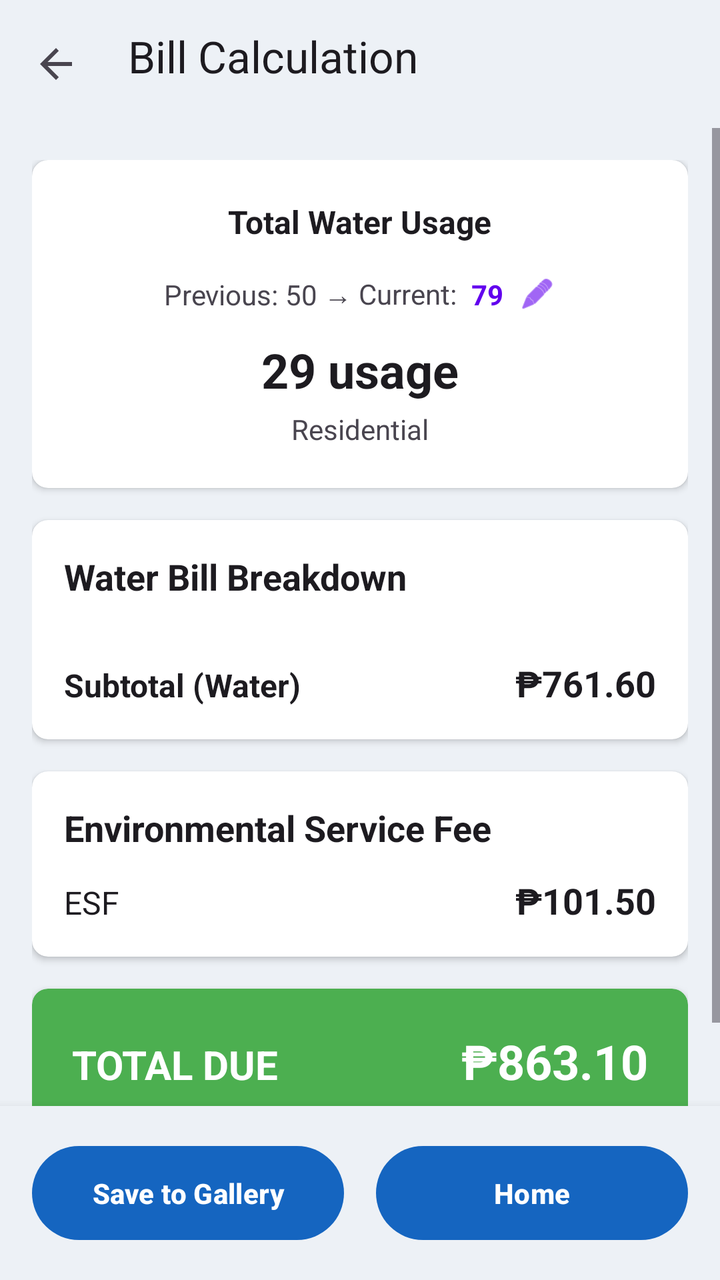
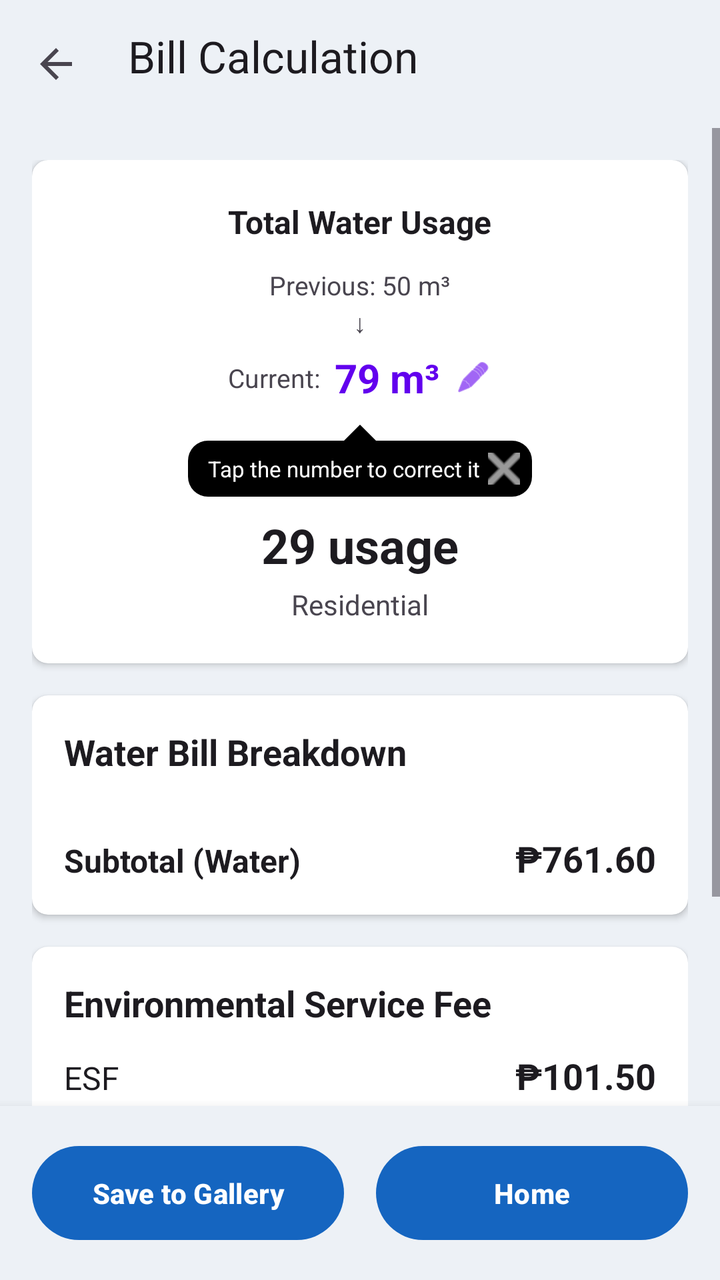

Two renders of the same Android screen: before a commit and after it. Below are the layout's source before the change and the commit's diff.
<!-- AndroidManifest.xml: activity theme Theme.MeterSnap -->
<!-- res/layout/activity_bill_result.xml -->
<?xml version="1.0" encoding="utf-8"?>
<LinearLayout xmlns:android="http://schemas.android.com/apk/res/android"
    xmlns:app="http://schemas.android.com/apk/res-auto"
    android:id="@+id/root_layout"
    android:layout_width="match_parent"
    android:layout_height="match_parent"
    android:orientation="vertical"
    android:background="?android:attr/colorBackground">

    
    <androidx.appcompat.widget.Toolbar
        android:id="@+id/toolbar"
        android:layout_width="match_parent"
        android:layout_height="wrap_content"
        android:minHeight="?attr/actionBarSize"
        android:background="?android:attr/colorBackground"
        android:elevation="4dp"
        android:paddingBottom="8dp"
        app:contentInsetStartWithNavigation="0dp"
        app:navigationIcon="?attr/homeAsUpIndicator"
        app:title="Bill Calculation"
        app:titleTextColor="?android:attr/textColorPrimary"
        app:titleMarginStart="8dp" />
    
    
    <ScrollView
        android:layout_width="match_parent"
        android:layout_height="0dp"
        android:layout_weight="1"
        android:fillViewport="true">

        <LinearLayout
            android:layout_width="match_parent"
            android:layout_height="wrap_content"
            android:orientation="vertical"
            android:padding="16dp">

            
            <androidx.cardview.widget.CardView
                android:layout_width="match_parent"
                android:layout_height="wrap_content"
                android:layout_marginBottom="16dp"
                app:cardCornerRadius="8dp"
                app:cardElevation="2dp"
                app:cardBackgroundColor="@color/app_card_background">

                <LinearLayout
                    android:layout_width="match_parent"
                    android:layout_height="wrap_content"
                    android:orientation="vertical"
                    android:padding="20dp"
                    android:gravity="center">

                    <TextView
                        android:layout_width="wrap_content"
                        android:layout_height="wrap_content"
                        android:text="Total Water Usage"
                        android:textColor="?android:attr/textColorPrimary"
                        android:textSize="16sp"
                        android:textStyle="bold"
                        android:layout_marginBottom="12dp" />

                    
                    <LinearLayout
                        android:layout_width="wrap_content"
                        android:layout_height="wrap_content"
                        android:orientation="horizontal"
                        android:gravity="center_vertical"
                        android:layout_marginBottom="8dp">

                        <TextView
                            android:id="@+id/text_previous_label"
                            android:layout_width="wrap_content"
                            android:layout_height="wrap_content"
                            android:text="Previous: "
                            android:textColor="?android:attr/textColorSecondary"
                            android:textSize="14sp" />

                        <TextView
                            android:id="@+id/text_previous_reading"
                            android:layout_width="wrap_content"
                            android:layout_height="wrap_content"
                            android:text="50"
                            android:textColor="?android:attr/textColorSecondary"
                            android:textSize="14sp" />

                        <TextView
                            android:layout_width="wrap_content"
                            android:layout_height="wrap_content"
                            android:text=" → Current: "
                            android:textColor="?android:attr/textColorSecondary"
                            android:textSize="14sp" />

                        <TextView
                            android:id="@+id/text_current_reading"
                            android:layout_width="wrap_content"
                            android:layout_height="wrap_content"
                            android:text="79"
                            android:textColor="@color/design_default_color_primary"
                            android:textSize="14sp"
                            android:textStyle="bold"
                            android:padding="4dp"
                            android:background="?attr/selectableItemBackground"
                            android:clickable="true"
                            android:focusable="true" />

                        <ImageView
                            android:id="@+id/icon_edit_current"
                            android:layout_width="18dp"
                            android:layout_height="18dp"
                            android:layout_marginStart="4dp"
                            android:src="@android:drawable/ic_menu_edit"
                            android:contentDescription="Edit current reading"
                            android:tint="@color/design_default_color_primary" />
                    </LinearLayout>

                    
                    <TextView
                        android:id="@+id/text_rate_type"
                        android:layout_width="wrap_content"
                        android:layout_height="wrap_content"
                        android:visibility="gone" />

                    <TextView
                        android:id="@+id/text_usage"
                        android:layout_width="wrap_content"
                        android:layout_height="wrap_content"
                        android:text="29 usage"
                        android:textColor="?android:attr/textColorPrimary"
                        android:textSize="24sp"
                        android:textStyle="bold"
                        android:layout_marginBottom="4dp" />

                    <TextView
                        android:id="@+id/text_rate_type_name"
                        android:layout_width="wrap_content"
                        android:layout_height="wrap_content"
                        android:text="Residential"
                        android:textColor="?android:attr/textColorSecondary"
                        android:textSize="14sp" />
                </LinearLayout>
            </androidx.cardview.widget.CardView>

            
            <androidx.cardview.widget.CardView
                android:layout_width="match_parent"
                android:layout_height="wrap_content"
                android:layout_marginBottom="16dp"
                app:cardCornerRadius="8dp"
                app:cardElevation="2dp">

                <LinearLayout
                    android:layout_width="match_parent"
                    android:layout_height="wrap_content"
                    android:orientation="vertical"
                    android:padding="16dp">

                    <TextView
                        android:layout_width="match_parent"
                        android:layout_height="wrap_content"
                        android:text="Water Bill Breakdown"
                        android:textColor="?android:attr/textColorPrimary"
                        android:textSize="18sp"
                        android:textStyle="bold"
                        android:layout_marginBottom="12dp" />

                    <LinearLayout
                        android:id="@+id/container_tier_breakdown"
                        android:layout_width="match_parent"
                        android:layout_height="wrap_content"
                        android:orientation="vertical" />

                    <View
                        android:layout_width="match_parent"
                        android:layout_height="1dp"
                        android:background="?android:attr/textColorSecondary"
                        android:layout_marginTop="8dp"
                        android:layout_marginBottom="8dp" />

                    <LinearLayout
                        android:layout_width="match_parent"
                        android:layout_height="wrap_content"
                        android:orientation="horizontal">

                        <TextView
                            android:layout_width="0dp"
                            android:layout_height="wrap_content"
                            android:layout_weight="1"
                            android:text="Subtotal (Water)"
                            android:textColor="?android:attr/textColorPrimary"
                            android:textSize="16sp"
                            android:textStyle="bold" />

                        <TextView
                            android:id="@+id/text_water_bill"
                            android:layout_width="wrap_content"
                            android:layout_height="wrap_content"
                            android:text="₱761.60"
                            android:textColor="?android:attr/textColorPrimary"
                            android:textSize="18sp"
                            android:textStyle="bold" />
                    </LinearLayout>
                </LinearLayout>
            </androidx.cardview.widget.CardView>

            
            <androidx.cardview.widget.CardView
                android:layout_width="match_parent"
                android:layout_height="wrap_content"
                android:layout_marginBottom="16dp"
                app:cardCornerRadius="8dp"
                app:cardElevation="2dp">

                <LinearLayout
                    android:layout_width="match_parent"
                    android:layout_height="wrap_content"
                    android:orientation="vertical"
                    android:padding="16dp">

                    <TextView
                        android:layout_width="match_parent"
                        android:layout_height="wrap_content"
                        android:text="Environmental Service Fee"
                        android:textColor="?android:attr/textColorPrimary"
                        android:textSize="18sp"
                        android:textStyle="bold"
                        android:layout_marginBottom="12dp" />

                    <LinearLayout
                        android:layout_width="match_parent"
                        android:layout_height="wrap_content"
                        android:orientation="horizontal">

                        <TextView
                            android:layout_width="0dp"
                            android:layout_height="wrap_content"
                            android:layout_weight="1"
                            android:text="ESF"
                            android:textColor="?android:attr/textColorPrimary"
                            android:textSize="16sp" />

                        <TextView
                            android:id="@+id/text_esf_fee"
                            android:layout_width="wrap_content"
                            android:layout_height="wrap_content"
                            android:text="₱101.50"
                            android:textColor="?android:attr/textColorPrimary"
                            android:textSize="18sp"
                            android:textStyle="bold" />
                    </LinearLayout>
                </LinearLayout>
            </androidx.cardview.widget.CardView>

            
            <androidx.cardview.widget.CardView
                android:layout_width="match_parent"
                android:layout_height="wrap_content"
                android:layout_marginBottom="16dp"
                app:cardCornerRadius="8dp"
                app:cardElevation="4dp"
                app:cardBackgroundColor="#4CAF50">

                <LinearLayout
                    android:layout_width="match_parent"
                    android:layout_height="wrap_content"
                    android:orientation="horizontal"
                    android:padding="20dp">

                    <TextView
                        android:layout_width="0dp"
                        android:layout_height="wrap_content"
                        android:layout_weight="1"
                        android:text="TOTAL DUE"
                        android:textColor="@android:color/white"
                        android:textSize="20sp"
                        android:textStyle="bold" />

                    <TextView
                        android:id="@+id/text_total_bill"
                        android:layout_width="wrap_content"
                        android:layout_height="wrap_content"
                        android:text="₱863.10"
                        android:textColor="@android:color/white"
                        android:textSize="24sp"
                        android:textStyle="bold" />
                </LinearLayout>
            </androidx.cardview.widget.CardView>

        </LinearLayout>
    </ScrollView>
    
    
    <LinearLayout
        android:layout_width="match_parent"
        android:layout_height="wrap_content"
        android:orientation="horizontal"
        android:padding="16dp"
        android:paddingBottom="24dp"
        android:elevation="8dp"
        android:background="?android:attr/colorBackground"
        android:weightSum="2">

        <Button
            android:id="@+id/btn_save_to_gallery"
            android:layout_width="0dp"
            android:layout_height="wrap_content"
            android:layout_weight="1"
            android:layout_marginEnd="8dp"
            android:padding="14dp"
            android:text="Save to Gallery"
            android:textSize="14sp"
            android:textStyle="bold" />

        <Button
            android:id="@+id/btn_home"
            android:layout_width="0dp"
            android:layout_height="wrap_content"
            android:layout_weight="1"
            android:layout_marginStart="8dp"
            android:padding="14dp"
            android:text="Home"
            android:textSize="14sp"
            android:textStyle="bold" />
    </LinearLayout>
</LinearLayout>
<!-- resources referenced by this layout -->
<resources>
  <color name="app_card_background">#FFFFFFFF</color>
  <style name="Theme.MeterSnap" parent="Base.Theme.MeterSnap" />
  <style name="Base.Theme.MeterSnap" parent="Theme.Material3.DayNight.NoActionBar">
          <item name="colorPrimary">@color/ms_blue_primary</item>
          <item name="colorOnPrimary">@color/ms_blue_on_primary</item>
          <item name="colorPrimaryContainer">@color/ms_blue_primary_container</item>
          <item name="colorOnPrimaryContainer">@color/ms_blue_on_primary_container</item>
          <item name="colorSecondary">@color/ms_blue_secondary</item>
          <item name="colorOnSecondary">@color/ms_blue_on_secondary</item>
          <item name="colorSecondaryContainer">@color/ms_blue_secondary_container</item>
          <item name="colorOnSecondaryContainer">@color/ms_blue_on_secondary_container</item>
          <item name="colorTertiary">@color/ms_blue_tertiary</item>
          <item name="colorOnTertiary">@color/ms_blue_on_tertiary</item>
          <item name="android:colorBackground">@color/app_screen_background</item>
          <item name="cardViewStyle">@style/Widget.MeterSnap.CardView</item>
  
          
          <item name="android:statusBarColor">@android:color/transparent</item>
          <item name="android:navigationBarColor">@android:color/transparent</item>
          
          
          <item name="android:windowLightStatusBar">true</item>
          <item name="android:windowLightNavigationBar">true</item>
      </style>
  <color name="ms_blue_primary">#1565C0</color>
  <color name="ms_blue_on_primary">#FFFFFFFF</color>
  <color name="ms_blue_primary_container">#D7E3FF</color>
  <color name="ms_blue_on_primary_container">#001B3F</color>
  <color name="ms_blue_secondary">#2F6EA5</color>
  <color name="ms_blue_on_secondary">#FFFFFFFF</color>
  <color name="ms_blue_secondary_container">#D1E4FF</color>
  <color name="ms_blue_on_secondary_container">#001D36</color>
  <color name="ms_blue_tertiary">#1E88E5</color>
  <color name="ms_blue_on_tertiary">#FFFFFFFF</color>
  <color name="app_screen_background">#FFEDF1F6</color>
  <style name="Widget.MeterSnap.CardView" parent="CardView">
          <item name="cardBackgroundColor">@color/app_card_background</item>
      </style>
</resources>

<!-- the commit's change to res/layout/activity_bill_result.xml (unified diff, before → after) -->
@@ -64,54 +64,120 @@
                     <LinearLayout
                         android:layout_width="wrap_content"
                         android:layout_height="wrap_content"
-                        android:orientation="horizontal"
-                        android:gravity="center_vertical"
+                        android:orientation="vertical"
+                        android:gravity="center_horizontal"
                         android:layout_marginBottom="8dp">
 
-                        <TextView
-                            android:id="@+id/text_previous_label"
-                            android:layout_width="wrap_content"
-                            android:layout_height="wrap_content"
-                            android:text="Previous: "
+                        
+                        <TextView
+                            android:id="@+id/text_previous_reading"
+                            android:layout_width="wrap_content"
+                            android:layout_height="wrap_content"
+                            android:text="Previous: 50 m³"
                             android:textColor="?android:attr/textColorSecondary"
-                            android:textSize="14sp" />
-
-                        <TextView
-                            android:id="@+id/text_previous_reading"
-                            android:layout_width="wrap_content"
-                            android:layout_height="wrap_content"
-                            android:text="50"
+                            android:textSize="13sp"
+                            android:layout_gravity="center_horizontal" />
+
+                        
+                        <TextView
+                            android:layout_width="wrap_content"
+                            android:layout_height="wrap_content"
+                            android:text="↓"
                             android:textColor="?android:attr/textColorSecondary"
-                            android:textSize="14sp" />
-
-                        <TextView
-                            android:layout_width="wrap_content"
-                            android:layout_height="wrap_content"
-                            android:text=" → Current: "
-                            android:textColor="?android:attr/textColorSecondary"
-                            android:textSize="14sp" />
-
-                        <TextView
-                            android:id="@+id/text_current_reading"
-                            android:layout_width="wrap_content"
-                            android:layout_height="wrap_content"
-                            android:text="79"
-                            android:textColor="@color/design_default_color_primary"
-                            android:textSize="14sp"
-                            android:textStyle="bold"
-                            android:padding="4dp"
-                            android:background="?attr/selectableItemBackground"
-                            android:clickable="true"
-                            android:focusable="true" />
-
-                        <ImageView
-                            android:id="@+id/icon_edit_current"
-                            android:layout_width="18dp"
-                            android:layout_height="18dp"
-                            android:layout_marginStart="4dp"
-                            android:src="@android:drawable/ic_menu_edit"
-                            android:contentDescription="Edit current reading"
-                            android:tint="@color/design_default_color_primary" />
+                            android:textSize="13sp"
+                            android:layout_marginTop="1dp"
+                            android:layout_marginBottom="1dp"
+                            android:layout_gravity="center_horizontal" />
+
+                        
+                        <LinearLayout
+                            android:layout_width="wrap_content"
+                            android:layout_height="wrap_content"
+                            android:orientation="horizontal"
+                            android:gravity="center_vertical"
+                            android:layout_gravity="center_horizontal">
+
+                            <TextView
+                                android:id="@+id/text_current_label"
+                                android:layout_width="wrap_content"
+                                android:layout_height="wrap_content"
+                                android:text="Current: "
+                                android:textColor="?android:attr/textColorSecondary"
+                                android:textSize="13sp" />
+
+                            <TextView
+                                android:id="@+id/text_current_reading"
+                                android:layout_width="wrap_content"
+                                android:layout_height="wrap_content"
+                                android:text="79 m³"
+                                android:textColor="@color/design_default_color_primary"
+                                android:textSize="20sp"
+                                android:textStyle="bold"
+                                android:padding="4dp"
+                                android:background="?attr/selectableItemBackground"
+                                android:clickable="true"
+                                android:focusable="true" />
+
+                            <ImageView
+                                android:id="@+id/icon_edit_current"
+                                android:layout_width="18dp"
+                                android:layout_height="18dp"
+                                android:layout_marginStart="4dp"
+                                android:src="@android:drawable/ic_menu_edit"
+                                android:contentDescription="Edit current reading"
+                                android:tint="@color/design_default_color_primary" />
+                        </LinearLayout>
+
+                        
+                        <LinearLayout
+                            android:id="@+id/reading_correction_tip"
+                            android:layout_width="wrap_content"
+                            android:layout_height="wrap_content"
+                            android:orientation="vertical"
+                            android:gravity="center_horizontal"
+                            android:layout_gravity="center_horizontal"
+                            android:layout_marginTop="6dp">
+
+                            
+                            <ImageView
+                                android:layout_width="16dp"
+                                android:layout_height="8dp"
+                                android:layout_gravity="center_horizontal"
+                                android:src="@drawable/ic_bubble_tail"
+                                android:rotation="180"
+                                android:scaleType="fitXY" />
+
+                            
+                            <LinearLayout
+                                android:layout_width="wrap_content"
+                                android:layout_height="wrap_content"
+                                android:orientation="horizontal"
+                                android:gravity="center_vertical"
+                                android:background="@drawable/bg_speech_bubble"
+                                android:paddingStart="10dp"
+                                android:paddingEnd="6dp"
+                                android:paddingTop="6dp"
+                                android:paddingBottom="6dp">
+
+                                <TextView
+                                    android:layout_width="wrap_content"
+                                    android:layout_height="wrap_content"
+                                    android:text="Tap the number to correct it"
+                                    android:textColor="@color/bubble_text"
+                                    android:textSize="11sp" />
+
+                                <ImageButton
+                                    android:id="@+id/btn_dismiss_tip"
+                                    android:layout_width="16dp"
+                                    android:layout_height="16dp"
+                                    android:layout_marginStart="4dp"
+                                    android:background="@android:color/transparent"
+                                    android:src="@android:drawable/ic_menu_close_clear_cancel"
+                                    android:contentDescription="Dismiss tip"
+                                    android:padding="1dp"
+                                    app:tint="@color/bubble_text" />
+                            </LinearLayout>
+                        </LinearLayout>
                     </LinearLayout>
 
                     
@@ -263,26 +329,41 @@
                 <LinearLayout
                     android:layout_width="match_parent"
                     android:layout_height="wrap_content"
-                    android:orientation="horizontal"
+                    android:orientation="vertical"
                     android:padding="20dp">
 
-                    <TextView
-                        android:layout_width="0dp"
-                        android:layout_height="wrap_content"
-                        android:layout_weight="1"
-                        android:text="TOTAL DUE"
-                        android:textColor="@android:color/white"
-                        android:textSize="20sp"
-                        android:textStyle="bold" />
-
-                    <TextView
-                        android:id="@+id/text_total_bill"
-                        android:layout_width="wrap_content"
-                        android:layout_height="wrap_content"
-                        android:text="₱863.10"
-                        android:textColor="@android:color/white"
-                        android:textSize="24sp"
-                        android:textStyle="bold" />
+                    <LinearLayout
+                        android:layout_width="match_parent"
+                        android:layout_height="wrap_content"
+                        android:orientation="horizontal">
+
+                        <TextView
+                            android:layout_width="0dp"
+                            android:layout_height="wrap_content"
+                            android:layout_weight="1"
+                            android:text="TOTAL DUE"
+                            android:textColor="@android:color/white"
+                            android:textSize="20sp"
+                            android:textStyle="bold" />
+
+                        <TextView
+                            android:id="@+id/text_total_bill"
+                            android:layout_width="wrap_content"
+                            android:layout_height="wrap_content"
+                            android:text="₱863.10"
+                            android:textColor="@android:color/white"
+                            android:textSize="24sp"
+                            android:textStyle="bold" />
+                    </LinearLayout>
+
+                    <TextView
+                        android:id="@+id/text_avg_bill"
+                        android:layout_width="match_parent"
+                        android:layout_height="wrap_content"
+                        android:layout_marginTop="4dp"
+                        android:textColor="#B3FFFFFF"
+                        android:textSize="12sp"
+                        android:visibility="gone" />
                 </LinearLayout>
             </androidx.cardview.widget.CardView>
 
<!-- resource entries referenced after the edit -->
@@ -1,7 +1,27 @@
 <!-- resources referenced by this layout -->
 <resources>
   <color name="app_card_background">#FFFFFFFF</color>
+  <color name="bubble_text">#FFFFFFFF</color>
+  <!-- drawable bg_speech_bubble (drawable) -->
+  <?xml version="1.0" encoding="utf-8"?>
+  <shape xmlns:android="http://schemas.android.com/apk/res/android"
+      android:shape="rectangle">
+      <solid android:color="@color/bubble_background" />
+      <corners android:radius="10dp" />
+  </shape>
+  <!-- drawable ic_bubble_tail (drawable) -->
+  <?xml version="1.0" encoding="utf-8"?>
+  <vector xmlns:android="http://schemas.android.com/apk/res/android"
+      android:width="16dp"
+      android:height="8dp"
+      android:viewportWidth="16"
+      android:viewportHeight="8">
+      <path
+          android:fillColor="@color/bubble_background"
+          android:pathData="M0,0 L16,0 L8,8 Z" />
+  </vector>
   <style name="Theme.MeterSnap" parent="Base.Theme.MeterSnap" />
+  <color name="bubble_background">#FF000000</color>
   <style name="Base.Theme.MeterSnap" parent="Theme.Material3.DayNight.NoActionBar">
           <item name="colorPrimary">@color/ms_blue_primary</item>
           <item name="colorOnPrimary">@color/ms_blue_on_primary</item>
